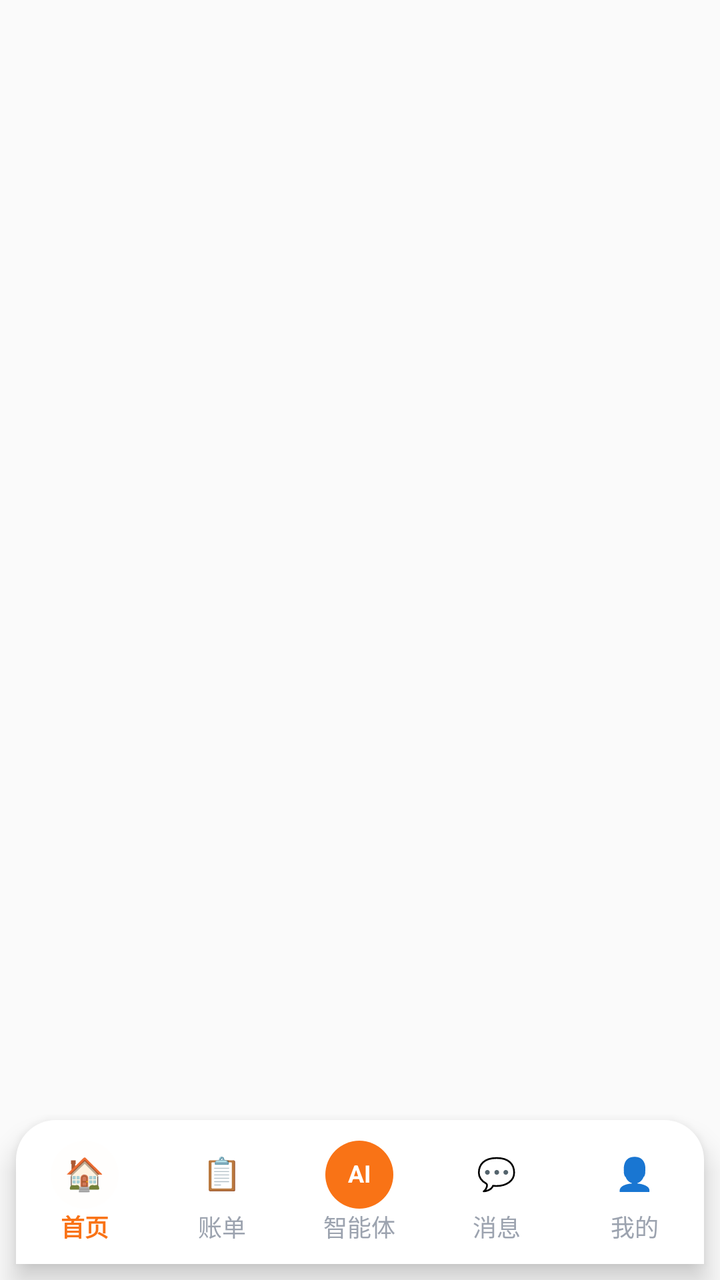
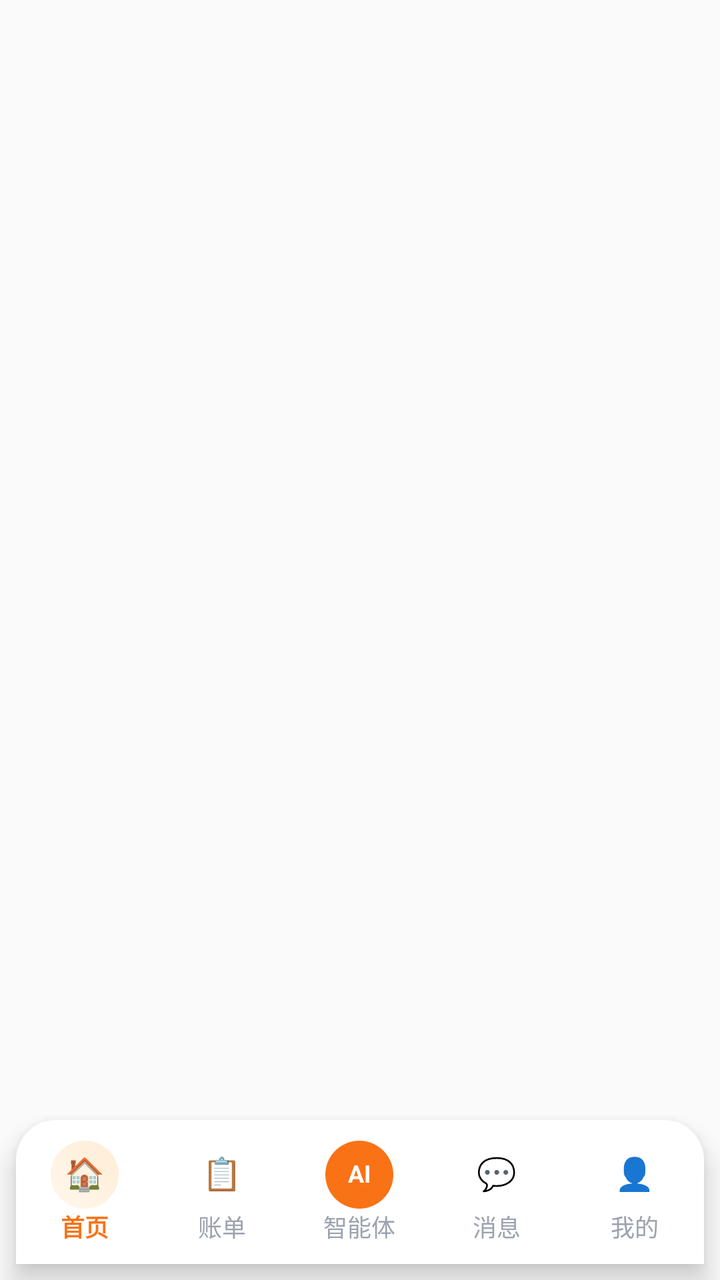

Before-and-after screenshots of an Android layout around one commit, followed by the original layout XML and the change that was made.
<!-- AndroidManifest.xml: application theme Theme.ClothingSI -->
<!-- res/layout/activity_main.xml -->
<?xml version="1.0" encoding="utf-8"?>
<FrameLayout xmlns:android="http://schemas.android.com/apk/res/android"
    xmlns:app="http://schemas.android.com/apk/res-auto"
    android:layout_width="match_parent" android:layout_height="match_parent"
    android:background="@color/md_surface_container_low">

    <LinearLayout android:layout_width="match_parent" android:layout_height="match_parent"
        android:orientation="vertical">
        <FrameLayout android:id="@+id/fragment_container"
            android:layout_width="match_parent" android:layout_height="0dp"
            android:layout_weight="1" />

        
        <LinearLayout android:id="@+id/bottom_nav"
            android:layout_width="match_parent" android:layout_height="72dp"
            android:orientation="horizontal" android:gravity="center"
            android:background="@drawable/bottom_nav_bg"
            android:layout_marginHorizontal="8dp" android:layout_marginBottom="8dp"
            android:paddingTop="4dp" android:paddingBottom="4dp"
            android:elevation="8dp"
            android:baselineAligned="false">

            
            <LinearLayout android:id="@+id/nav_home"
                android:layout_width="0dp" android:layout_height="match_parent"
                android:layout_weight="1" android:gravity="center"
                android:orientation="vertical" android:clickable="true" android:focusable="true">
                <TextView android:id="@+id/nav_home_icon"
                    android:layout_width="34dp" android:layout_height="34dp"
                    android:text="🏠" android:textSize="16sp"
                    android:gravity="center"
                    android:background="@drawable/circle_bg"
                    android:backgroundTint="@color/md_primary_container"
                    android:includeFontPadding="false" />
                <TextView android:id="@+id/nav_home_label"
                    android:layout_width="wrap_content" android:layout_height="wrap_content"
                    android:text="首页" android:textSize="12sp"
                    android:textColor="@color/md_primary"
                    android:textStyle="bold"
                    android:includeFontPadding="false" android:lines="1" />
            </LinearLayout>

            
            <LinearLayout android:id="@+id/nav_bills"
                android:layout_width="0dp" android:layout_height="match_parent"
                android:layout_weight="1" android:gravity="center"
                android:orientation="vertical" android:clickable="true" android:focusable="true">
                <TextView android:id="@+id/nav_bills_icon"
                    android:layout_width="34dp" android:layout_height="34dp"
                    android:text="📋" android:textSize="16sp"
                    android:gravity="center"
                    android:background="@android:color/transparent"
                    android:includeFontPadding="false" />
                <TextView android:id="@+id/nav_bills_label"
                    android:layout_width="wrap_content" android:layout_height="wrap_content"
                    android:text="账单" android:textSize="12sp"
                    android:textColor="@color/md_on_surface_variant"
                    android:includeFontPadding="false" android:lines="1" />
            </LinearLayout>

            
            <LinearLayout android:id="@+id/nav_agent"
                android:layout_width="0dp" android:layout_height="match_parent"
                android:layout_weight="1" android:gravity="center"
                android:orientation="vertical" android:clickable="true" android:focusable="true">
                <TextView android:id="@+id/nav_agent_icon"
                    android:layout_width="34dp" android:layout_height="34dp"
                    android:text="AI" android:textSize="12sp" android:gravity="center"
                    android:textStyle="bold" android:textColor="@color/md_on_primary"
                    android:background="@drawable/circle_agent_bg"
                    android:includeFontPadding="false" />
                <TextView android:id="@+id/nav_agent_label"
                    android:layout_width="wrap_content" android:layout_height="wrap_content"
                    android:text="智能体" android:textSize="12sp"
                    android:textColor="@color/md_on_surface_variant"
                    android:includeFontPadding="false" android:lines="1" />
            </LinearLayout>

            
            <LinearLayout android:id="@+id/nav_messages"
                android:layout_width="0dp" android:layout_height="match_parent"
                android:layout_weight="1" android:gravity="center"
                android:orientation="vertical" android:clickable="true" android:focusable="true">
                <TextView android:id="@+id/nav_messages_icon"
                    android:layout_width="34dp" android:layout_height="34dp"
                    android:text="💬" android:textSize="16sp"
                    android:gravity="center"
                    android:background="@android:color/transparent"
                    android:includeFontPadding="false" />
                <TextView android:id="@+id/nav_messages_label"
                    android:layout_width="wrap_content" android:layout_height="wrap_content"
                    android:text="消息" android:textSize="12sp"
                    android:textColor="@color/md_on_surface_variant"
                    android:includeFontPadding="false" android:lines="1" />
            </LinearLayout>

            
            <LinearLayout android:id="@+id/nav_profile"
                android:layout_width="0dp" android:layout_height="match_parent"
                android:layout_weight="1" android:gravity="center"
                android:orientation="vertical" android:clickable="true" android:focusable="true">
                <TextView android:id="@+id/nav_profile_icon"
                    android:layout_width="34dp" android:layout_height="34dp"
                    android:text="👤" android:textSize="16sp"
                    android:gravity="center"
                    android:background="@android:color/transparent"
                    android:includeFontPadding="false" />
                <TextView android:id="@+id/nav_profile_label"
                    android:layout_width="wrap_content" android:layout_height="wrap_content"
                    android:text="我的" android:textSize="12sp"
                    android:textColor="@color/md_on_surface_variant"
                    android:includeFontPadding="false" android:lines="1" />
            </LinearLayout>
        </LinearLayout>
    </LinearLayout>
</FrameLayout>
<!-- resources referenced by this layout -->
<resources>
  <color name="md_on_primary">#FFFFFF</color>
  <color name="md_on_surface_variant">#9CA3AF</color>
  <color name="md_primary">#F97316</color>
  <color name="md_primary_container">#FFF7ED</color>
  <color name="md_surface_container_low">#FAFAFA</color>
  <!-- drawable bottom_nav_bg (drawable) -->
  <?xml version="1.0" encoding="utf-8"?>
  <shape xmlns:android="http://schemas.android.com/apk/res/android" android:shape="rectangle">
      <solid android:color="@color/md_surface" />
      <corners android:topLeftRadius="20dp" android:topRightRadius="20dp" android:bottomLeftRadius="0dp" android:bottomRightRadius="0dp" />
  </shape>
  <!-- drawable circle_agent_bg (drawable) -->
  <?xml version="1.0" encoding="utf-8"?>
  <shape xmlns:android="http://schemas.android.com/apk/res/android" android:shape="oval">
      <solid android:color="@color/md_primary" />
      <size android:width="34dp" android:height="34dp" />
  </shape>
  <!-- drawable circle_bg (drawable) -->
  <?xml version="1.0" encoding="utf-8"?>
  <shape xmlns:android="http://schemas.android.com/apk/res/android" android:shape="oval">
      <solid android:color="#26FFFFFF" />
  </shape>
  <style name="Theme.ClothingSI" parent="Theme.Material3.Light.NoActionBar">
          
          <item name="colorPrimary">@color/md_primary</item>
          <item name="colorOnPrimary">@color/md_on_primary</item>
          <item name="colorPrimaryContainer">@color/md_primary_container</item>
          <item name="colorOnPrimaryContainer">@color/md_on_primary_container</item>
  
          
          <item name="colorSecondary">@color/md_secondary</item>
          <item name="colorOnSecondary">@color/md_on_secondary</item>
          <item name="colorSecondaryContainer">@color/md_secondary_container</item>
          <item name="colorOnSecondaryContainer">@color/md_on_secondary_container</item>
  
          
          <item name="android:colorBackground">@color/md_surface_container_low</item>
          <item name="colorSurface">@color/md_surface</item>
          <item name="colorOnSurface">@color/md_on_surface</item>
          <item name="colorOnSurfaceVariant">@color/md_on_surface_variant</item>
  
          
          <item name="colorOutline">@color/md_outline</item>
          <item name="colorOutlineVariant">@color/md_outline_variant</item>
  
          
          <item name="colorError">@color/md_error</item>
          <item name="colorOnError">@color/md_on_error</item>
  
          
          <item name="android:statusBarColor">@android:color/transparent</item>
          <item name="android:navigationBarColor">@color/md_surface</item>
          <item name="android:windowLightStatusBar">true</item>
  
          
          <item name="android:fontFamily">sans-serif</item>
          <item name="android:textViewStyle">@style/TextView.Base</item>
      </style>
  <color name="md_surface">#FFFFFF</color>
  <color name="md_on_primary_container">#5C3D00</color>
  <color name="md_secondary">#2563EB</color>
  <color name="md_on_secondary">#FFFFFF</color>
  <color name="md_secondary_container">#DBEAFE</color>
  <color name="md_on_secondary_container">#001A3E</color>
  <color name="md_on_surface">#1F2937</color>
  <color name="md_outline">#9CA3AF</color>
  <color name="md_outline_variant">#D1D5DB</color>
  <color name="md_error">#EF4444</color>
  <color name="md_on_error">#FFFFFF</color>
  <style name="TextView.Base" parent="android:Widget.TextView">
          <item name="android:fontFamily">sans-serif</item>
      </style>
</resources>

<!-- the commit's change to res/layout/activity_main.xml (unified diff, before → after) -->
@@ -29,8 +29,7 @@
                     android:layout_width="34dp" android:layout_height="34dp"
                     android:text="🏠" android:textSize="16sp"
                     android:gravity="center"
-                    android:background="@drawable/circle_bg"
-                    android:backgroundTint="@color/md_primary_container"
+                    android:background="@drawable/btn_gradient_container"
                     android:includeFontPadding="false" />
                 <TextView android:id="@+id/nav_home_label"
                     android:layout_width="wrap_content" android:layout_height="wrap_content"
<!-- resource entries referenced after the edit -->
@@ -11,16 +11,20 @@
       <solid android:color="@color/md_surface" />
       <corners android:topLeftRadius="20dp" android:topRightRadius="20dp" android:bottomLeftRadius="0dp" android:bottomRightRadius="0dp" />
   </shape>
+  <!-- drawable btn_gradient_container (drawable) -->
+  <?xml version="1.0" encoding="utf-8"?>
+  <shape xmlns:android="http://schemas.android.com/apk/res/android" android:shape="rectangle">
+      <corners android:radius="26dp" />
+      <gradient
+          android:startColor="#FFF7ED"
+          android:endColor="#FFEDD5"
+          android:angle="45" />
+  </shape>
   <!-- drawable circle_agent_bg (drawable) -->
   <?xml version="1.0" encoding="utf-8"?>
   <shape xmlns:android="http://schemas.android.com/apk/res/android" android:shape="oval">
       <solid android:color="@color/md_primary" />
       <size android:width="34dp" android:height="34dp" />
-  </shape>
-  <!-- drawable circle_bg (drawable) -->
-  <?xml version="1.0" encoding="utf-8"?>
-  <shape xmlns:android="http://schemas.android.com/apk/res/android" android:shape="oval">
-      <solid android:color="#26FFFFFF" />
   </shape>
   <style name="Theme.ClothingSI" parent="Theme.Material3.Light.NoActionBar">
           
